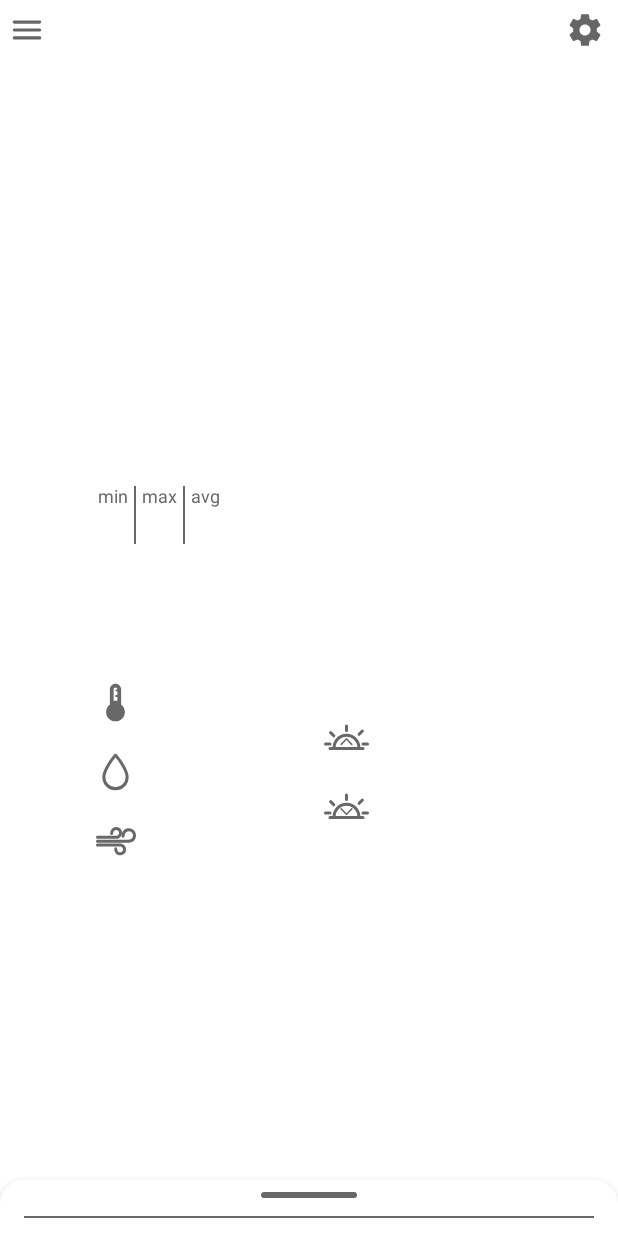
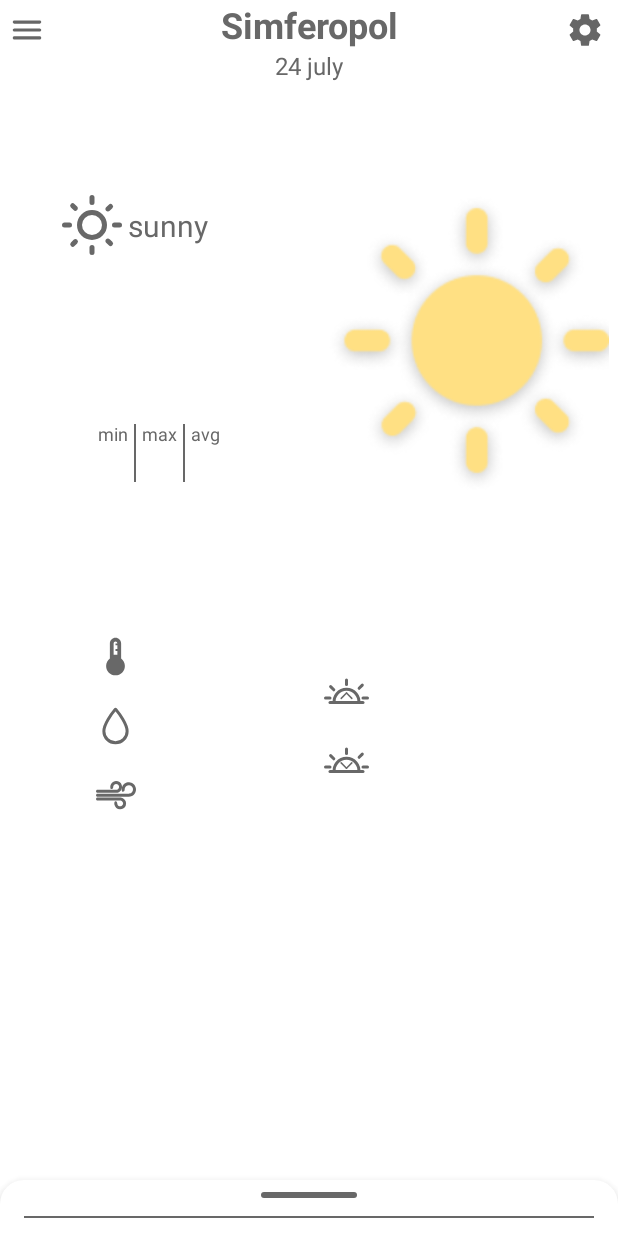
Before and after one commit to passerby29/WeatherApp, an Android app: the screen it shows after launch (MainActivity), on a phone screen of 412 x 824 dp. Run offline under Robolectric (Android 15) with nearby library versions, the phone set to English and light mode, and no system bars; Roboto replaces fonts that are not available here.

Commit message:
version 1.0.2

```diff
--- a/app/build.gradle
+++ b/app/build.gradle
@@ -1,6 +1,8 @@
 plugins {
     id 'com.android.application'
     id 'org.jetbrains.kotlin.android'
+    id 'kotlin-android-extensions'
+    id 'kotlin-kapt'
 }
 
 android {
--- a/app/src/main/java/com/passerby/weatherapp/MainActivity.kt
+++ b/app/src/main/java/com/passerby/weatherapp/MainActivity.kt
@@ -2,10 +2,17 @@ package com.passerby.weatherapp
 
 import androidx.appcompat.app.AppCompatActivity
 import android.os.Bundle
+import kotlinx.android.synthetic.main.activity_main.*
 
 class MainActivity : AppCompatActivity() {
     override fun onCreate(savedInstanceState: Bundle?) {
         super.onCreate(savedInstanceState)
         setContentView(R.layout.activity_main)
+
+        city_textview.text = "Simferopol"
+        date_textview.text = "24 july"
+        weather_image_add.setImageResource(R.drawable.ic_sun_icon)
+        weather_state_tv.text = "sunny"
+        weather_image_main.setImageResource(R.mipmap.sun_main1x)
     }
 }
--- a/app/src/main/res/layout/activity_main.xml
+++ b/app/src/main/res/layout/activity_main.xml
@@ -63,7 +63,7 @@
             android:layout_width="wrap_content"
             android:layout_height="wrap_content"
             android:orientation="horizontal"
-            app:layout_constraintGuide_percent="0.45" />
+            app:layout_constraintGuide_percent="0.4" />
 
         <ImageView
             android:id="@+id/weather_image_main"
@@ -94,6 +94,7 @@
             android:layout_width="0dp"
             android:layout_height="wrap_content"
             android:textSize="20sp"
+            android:layout_marginStart="4dp"
             app:layout_constraintBottom_toBottomOf="@+id/weather_image_add"
             app:layout_constraintEnd_toStartOf="@+id/weather_image_main"
             app:layout_constraintStart_toEndOf="@+id/weather_image_add"
```
